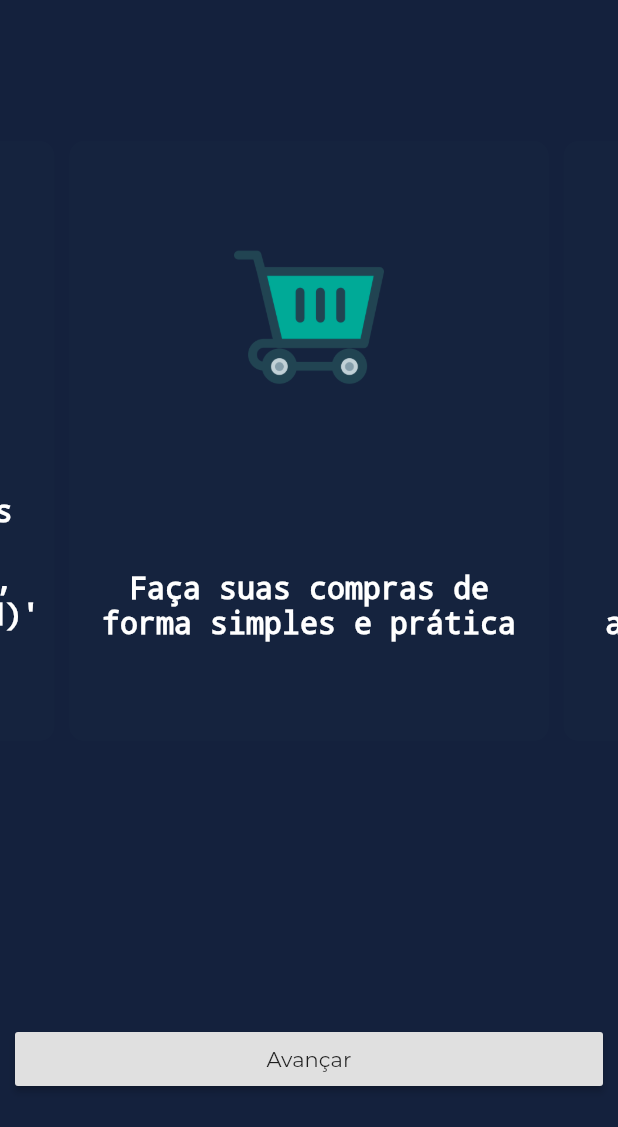
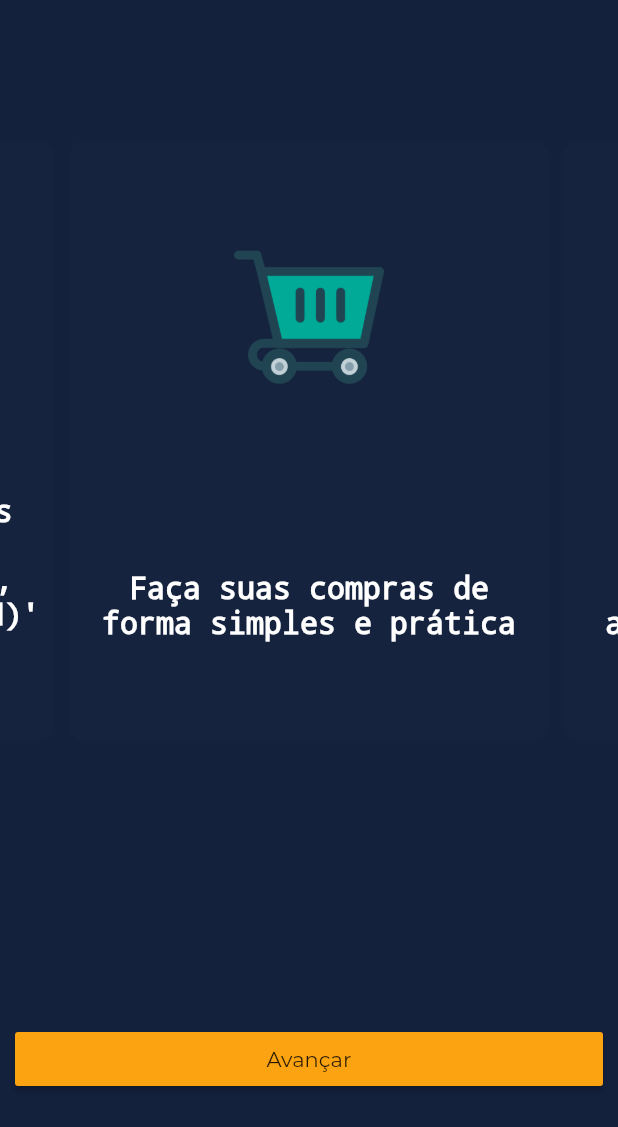
Before and after one commit to owarleysouza/S-Compras, a Flutter app: the screen it shows after launch, on a phone screen of 412 x 824 dp. Shown: the top 1127 px of the screen. Run offline on Flutter 3.47's test engine with Material 2 defaults, Android fonts, the phone set to English and light mode, and no system bars; drawn by our look-alikes of carousel_slider.

Commit message:
Adicao de tema para botoes

```diff
--- a/lib/main.dart
+++ b/lib/main.dart
@@ -25,6 +25,7 @@ class MyApp extends StatelessWidget {
             0xFF14213D), //Cor primária do app que vai definir a cor de elementos principais, como a appbar, e etc
         accentColor: Color(
             0xFFFCA311), //Cor definida para os elementos de destaque no app, como botões e etc
+        buttonColor: Color(0xFFFCA311),
         fontFamily: 'Montserrat',
         appBarTheme: AppBarTheme(
             textTheme: ThemeData.light().textTheme.copyWith(
```
